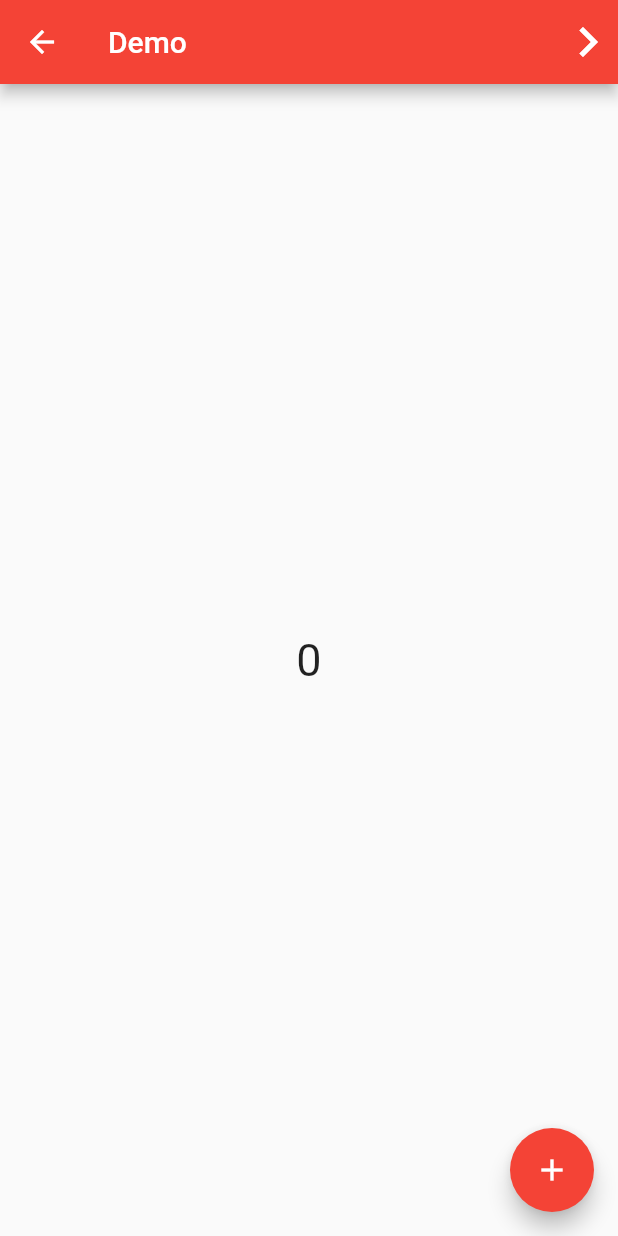
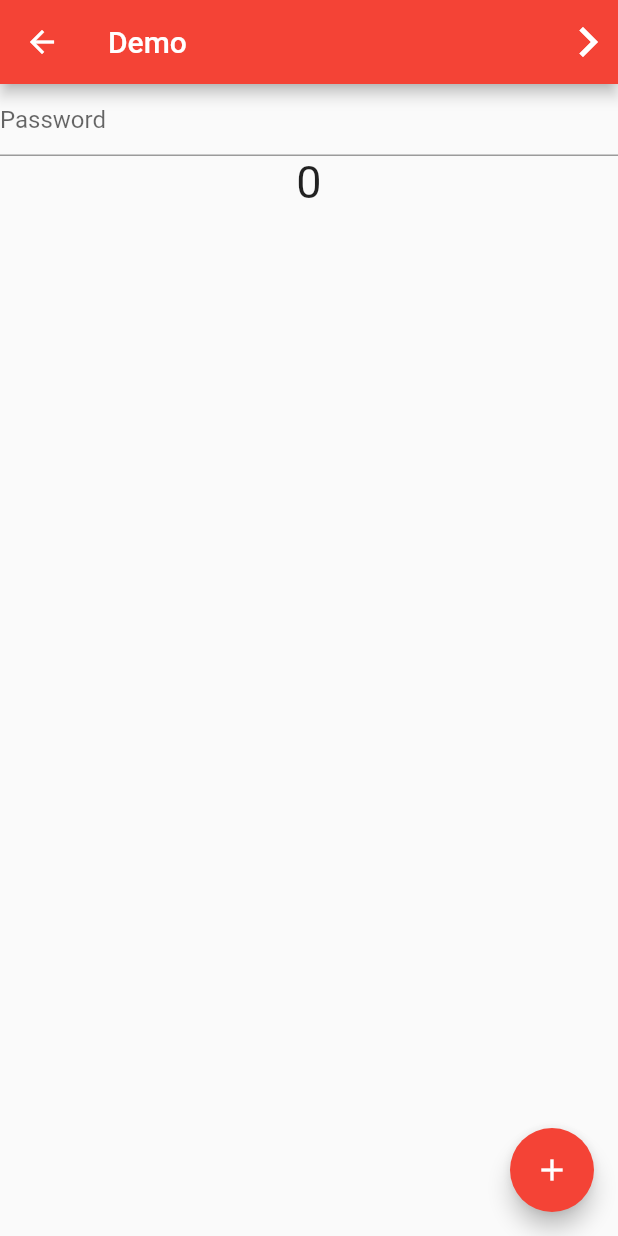
Before and after one commit to rahapal/ProviderStateManagement, a Flutter app: the DemoPage screen opened directly, on a phone screen of 412 x 824 dp. Run offline on Flutter 3.47's test engine with Material 2 defaults, Android fonts, the phone set to English and light mode, and no system bars.

Commit message:
added textfield

```diff
--- a/lib/ScreenUsingProvider/Making_stateless_as_stateful.dart
+++ b/lib/ScreenUsingProvider/Making_stateless_as_stateful.dart
@@ -5,6 +5,7 @@ class DemoPage extends StatelessWidget {
   DemoPage({super.key});
 
   ValueNotifier<int> _counter = ValueNotifier<int>(0);
+  ValueNotifier<bool> _password = ValueNotifier<bool>(true);
   @override
   Widget build(BuildContext context) {
     return Scaffold(
@@ -17,7 +18,15 @@ class DemoPage extends StatelessWidget {
           ),
         ),
       ]),
-      body: Center(
+      body: Column(
+        children: [
+          TextFormField(
+            obscureText: _password.value,
+            decoration: InputDecoration(
+              hintText: 'Password',
+            ),
+          ),
+          Center(
             child: ValueListenableBuilder(
               valueListenable: _counter,
               builder: (context, value, child) {
@@ -30,6 +39,8 @@ class DemoPage extends StatelessWidget {
               },
             ),
           ),
+        ],
+      ),
       floatingActionButton: FloatingActionButton(
         onPressed: () {
           _counter.value++;
```
Lines whose indentation alone changed are shown as unchanged.
